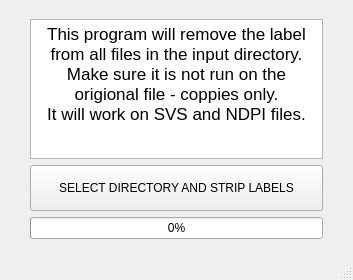
Before: the Qt Designer form scripts/MainWindow_layout.ui in c-arthurs/labelstrip, drawn with Qt 5.
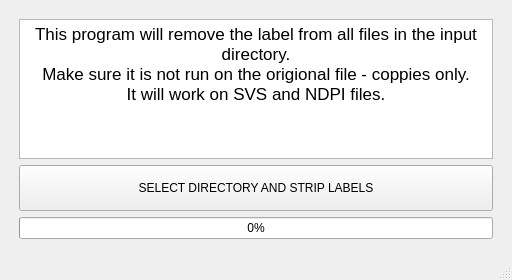
After: the same form once the commit is applied.

The edit to the form file:
```diff
--- a/scripts/MainWindow_layout.ui
+++ b/scripts/MainWindow_layout.ui
@@ -6,7 +6,7 @@
    <rect>
     <x>0</x>
     <y>0</y>
-    <width>353</width>
+    <width>512</width>
     <height>280</height>
    </rect>
   </property>
@@ -21,7 +21,7 @@
        <enum>Qt::Vertical</enum>
       </property>
       <property name="sizeType">
-       <enum>QSizePolicy::MinimumExpanding</enum>
+       <enum>QSizePolicy::Fixed</enum>
       </property>
       <property name="sizeHint" stdset="0">
        <size>
@@ -37,7 +37,7 @@
        <enum>Qt::Vertical</enum>
       </property>
       <property name="sizeType">
-       <enum>QSizePolicy::MinimumExpanding</enum>
+       <enum>QSizePolicy::Fixed</enum>
       </property>
       <property name="sizeHint" stdset="0">
        <size>
@@ -53,7 +53,7 @@
        <enum>Qt::Horizontal</enum>
       </property>
       <property name="sizeType">
-       <enum>QSizePolicy::MinimumExpanding</enum>
+       <enum>QSizePolicy::Fixed</enum>
       </property>
       <property name="sizeHint" stdset="0">
        <size>
@@ -69,7 +69,7 @@
        <enum>Qt::Horizontal</enum>
       </property>
       <property name="sizeType">
-       <enum>QSizePolicy::MinimumExpanding</enum>
+       <enum>QSizePolicy::Fixed</enum>
       </property>
       <property name="sizeHint" stdset="0">
        <size>
```
Left out of the diff: 2 changed lines with no effect on the pictures.
